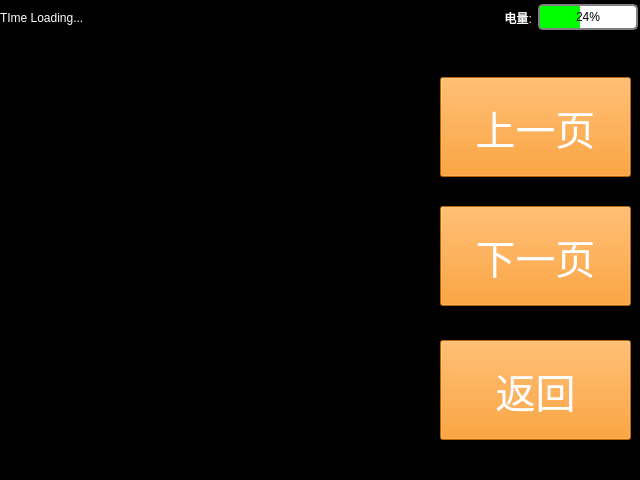
This is videosviewerwindow.ui in a2824256/EVA-Qt-Beta as Qt 5 draws it before an edit. The edited form follows.
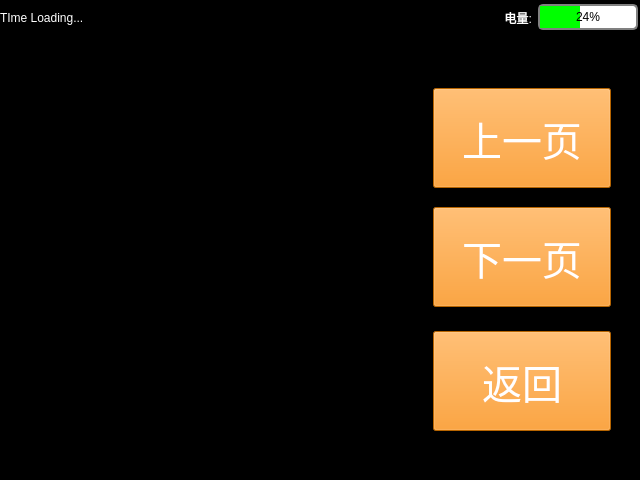
This is the edited form.

What changed in the file:
```diff
--- a/videosviewerwindow.ui
+++ b/videosviewerwindow.ui
@@ -120,13 +120,40 @@
       <height>445</height>
      </rect>
     </property>
+    <property name="minimumSize">
+     <size>
+      <width>0</width>
+      <height>445</height>
+     </size>
+    </property>
+    <property name="maximumSize">
+     <size>
+      <width>16777215</width>
+      <height>445</height>
+     </size>
+    </property>
     <property name="styleSheet">
      <string notr="true">background-color:black;color:white</string>
     </property>
     <layout class="QHBoxLayout" name="horizontalLayout_2">
+     <property name="leftMargin">
+      <number>20</number>
+     </property>
+     <property name="topMargin">
+      <number>20</number>
+     </property>
+     <property name="rightMargin">
+      <number>20</number>
+     </property>
+     <property name="bottomMargin">
+      <number>20</number>
+     </property>
      <item>
       <widget class="QWidget" name="vw_1" native="true">
        <layout class="QVBoxLayout" name="verticalLayout">
+        <property name="topMargin">
+         <number>35</number>
+        </property>
         <item>
          <widget class="QLabel" name="photoLabel_1">
           <property name="minimumSize">
@@ -256,6 +283,9 @@
      <item>
       <widget class="QWidget" name="verticalWidget_3" native="true">
        <layout class="QVBoxLayout" name="vw_2">
+        <property name="topMargin">
+         <number>35</number>
+        </property>
         <item>
          <widget class="QLabel" name="photoLabel_4">
           <property name="minimumSize">
@@ -385,6 +415,9 @@
      <item>
       <widget class="QWidget" name="verticalWidget_2" native="true">
        <layout class="QVBoxLayout" name="vw_3">
+        <property name="topMargin">
+         <number>10</number>
+        </property>
         <item>
          <widget class="QPushButton" name="preButton">
           <property name="enabled">
```
